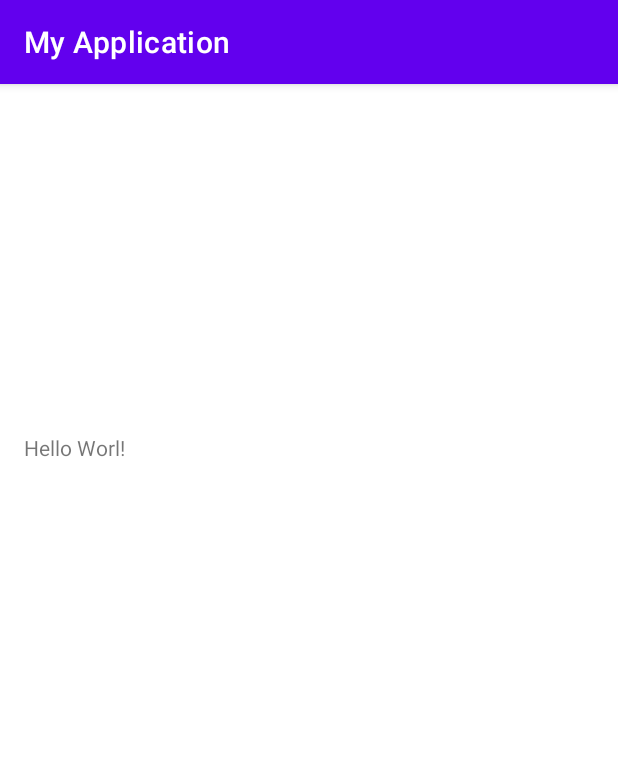
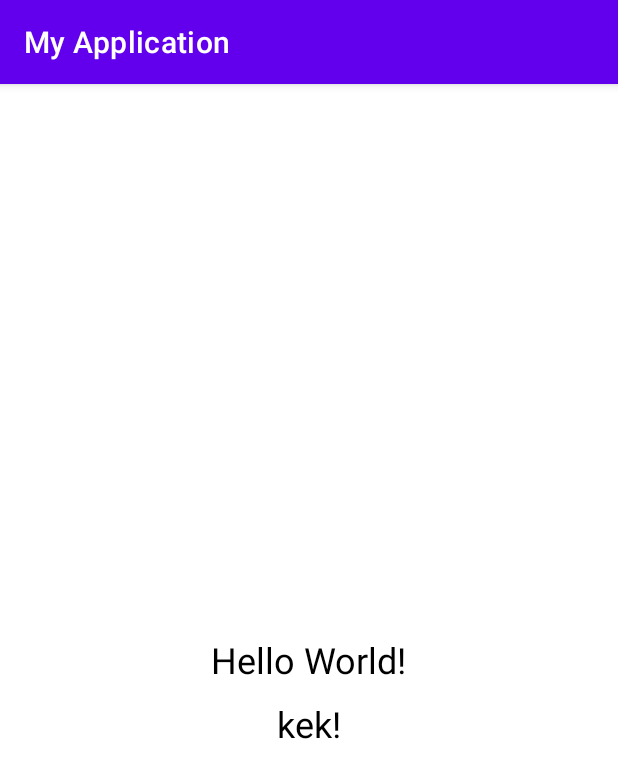
Before and after one commit to Oleg-home/projecttest, an Android app: the screen it shows after launch (MainActivity), on a phone screen of 412 x 824 dp. Shown: the top 778 px of the screen. Run offline under Robolectric (Android 15) with nearby library versions, the phone set to English and light mode, and no system bars.

Commit message:
изменяем видимость вьюх

```diff
--- a/app/src/main/java/com/example/myapplication/MainActivity.java
+++ b/app/src/main/java/com/example/myapplication/MainActivity.java
@@ -3,19 +3,41 @@ package com.example.myapplication;
 import androidx.appcompat.app.AppCompatActivity;
 
 import android.os.Bundle;
+import android.view.View;
+import android.widget.RelativeLayout;
+import android.widget.TextView;
 import android.widget.Toast;
 
 public class MainActivity extends AppCompatActivity {
+    TextView tv1;
+    TextView tv2;
+    RelativeLayout root;
 
     @Override
     protected void onCreate(Bundle savedInstanceState) {
         super.onCreate(savedInstanceState);
         setContentView(R.layout.activity_main);
 
-        //ку ку епта
+        bind();
     }
 
-    private void kek() {
-        Toast.makeText(this, "sss", Toast.LENGTH_SHORT).show();
+    private void bind() {
+        tv1 = findViewById(R.id.tv1);
+        tv2 = findViewById(R.id.tv2);
+        root = findViewById(R.id.root);
+
+        root.setOnClickListener(new View.OnClickListener() {
+            @Override
+            public void onClick(View view) {
+                if (tv1.getVisibility() == View.VISIBLE){
+                    tv1.setVisibility(View.GONE);
+                } else {
+                    tv1.setVisibility(View.VISIBLE);
+                }
+            }
+        });
+
+        tv1.setOnClickListener(null);
+
     }
 }
--- a/app/src/main/res/layout/activity_main.xml
+++ b/app/src/main/res/layout/activity_main.xml
@@ -1,20 +1,32 @@
 <?xml version="1.0" encoding="utf-8"?>
-<androidx.constraintlayout.widget.ConstraintLayout xmlns:android="http://schemas.android.com/apk/res/android"
+<RelativeLayout xmlns:android="http://schemas.android.com/apk/res/android"
     xmlns:app="http://schemas.android.com/apk/res-auto"
     xmlns:tools="http://schemas.android.com/tools"
     android:layout_width="match_parent"
+    android:animateLayoutChanges="true"
+    android:id="@+id/root"
     android:layout_height="match_parent"
     tools:context=".MainActivity">
 
     <TextView
+        android:id="@+id/tv1"
+        android:clickable="false"
         android:layout_width="wrap_content"
         android:layout_height="wrap_content"
-        android:text="Hello Worl!"
-        app:layout_constraintBottom_toBottomOf="parent"
-        app:layout_constraintHorizontal_bias="0.047"
-        app:layout_constraintLeft_toLeftOf="parent"
-        app:layout_constraintRight_toRightOf="parent"
-        app:layout_constraintTop_toTopOf="parent"
-        app:layout_constraintVertical_bias="0.311" />
+        android:layout_centerInParent="true"
+        android:text="Hello World!"
+        android:textColor="@color/black"
+        android:textSize="24sp" />
 
-</androidx.constraintlayout.widget.ConstraintLayout>
+    <TextView
+        android:id="@+id/tv2"
+        android:layout_width="wrap_content"
+        android:layout_height="wrap_content"
+        android:layout_below="@id/tv1"
+        android:text="kek!"
+        android:layout_centerHorizontal="true"
+        android:layout_marginTop="10dp"
+        android:textColor="@color/black"
+        android:textSize="24sp" />
+
+</RelativeLayout>
```
